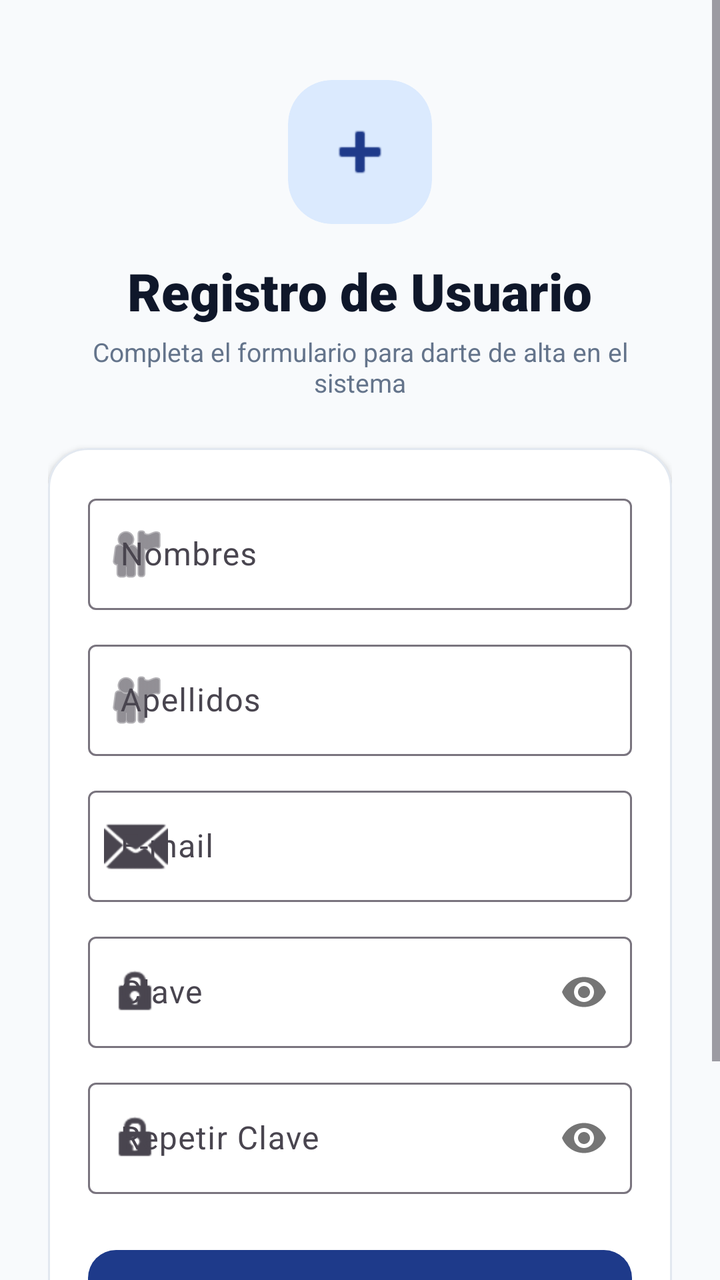
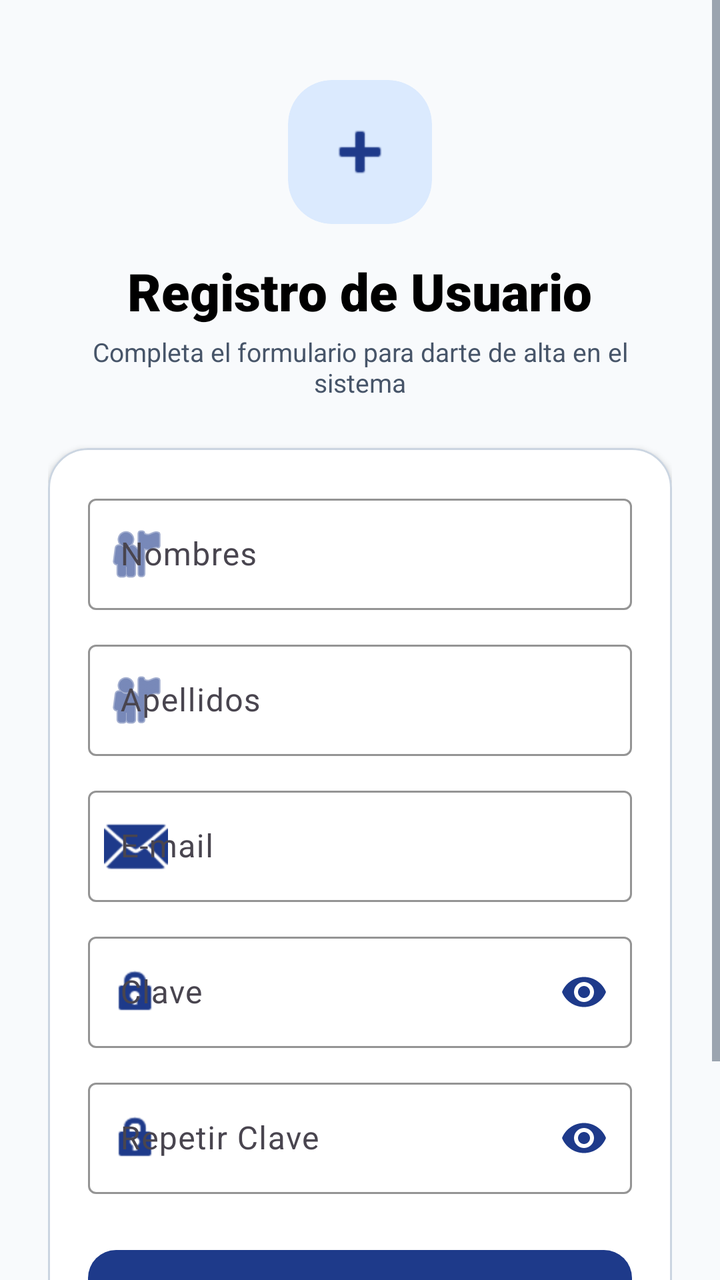

The first picture is an Android layout as it rendered before a commit; the second is the same layout after the commit. The layout source and the unified diff follow.
<!-- AndroidManifest.xml: application theme Theme.Evaluacion1 -->
<!-- res/layout/activity_registro_usuario.xml -->
<?xml version="1.0" encoding="utf-8"?>
<ScrollView xmlns:android="http://schemas.android.com/apk/res/android"
    xmlns:app="http://schemas.android.com/apk/res-auto"
    android:layout_width="match_parent"
    android:layout_height="match_parent"
    android:background="@color/background"
    android:fillViewport="true">

    <LinearLayout
        android:layout_width="match_parent"
        android:layout_height="wrap_content"
        android:orientation="vertical"
        android:padding="24dp"
        android:gravity="center_horizontal">

        <Space
            android:layout_width="match_parent"
            android:layout_height="16dp" />

        
        <com.google.android.material.card.MaterialCardView
            android:layout_width="72dp"
            android:layout_height="72dp"
            app:cardCornerRadius="22dp"
            app:cardElevation="0dp"
            app:cardBackgroundColor="@color/primary_container"
            app:strokeWidth="0dp">

            <ImageView
                android:layout_width="38dp"
                android:layout_height="38dp"
                android:layout_gravity="center"
                android:src="@android:drawable/ic_input_add"
                app:tint="@color/primary" />
        </com.google.android.material.card.MaterialCardView>

        <TextView
            android:layout_width="wrap_content"
            android:layout_height="wrap_content"
            android:text="Registro de Usuario"
            android:textColor="@color/text_primary"
            android:textSize="26sp"
            android:fontFamily="sans-serif-black"
            android:layout_marginTop="16dp" />

        <TextView
            android:layout_width="wrap_content"
            android:layout_height="wrap_content"
            android:text="Completa el formulario para darte de alta en el sistema"
            android:textColor="@color/text_secondary"
            android:textSize="13sp"
            android:textAlignment="center"
            android:layout_marginTop="4dp"
            android:layout_marginBottom="24dp" />

        
        <com.google.android.material.card.MaterialCardView
            android:layout_width="match_parent"
            android:layout_height="wrap_content"
            app:cardCornerRadius="20dp"
            app:cardElevation="2dp"
            app:cardBackgroundColor="@color/surface"
            app:strokeWidth="1dp"
            app:strokeColor="@color/outline_light">

            <LinearLayout
                android:layout_width="match_parent"
                android:layout_height="wrap_content"
                android:orientation="vertical"
                android:padding="20dp">

                
                <com.google.android.material.textfield.TextInputLayout
                    android:id="@+id/tilNombres"
                    style="@style/Widget.Material3.TextInputLayout.OutlinedBox"
                    android:layout_width="match_parent"
                    android:layout_height="wrap_content"
                    android:hint="Nombres"
                    app:startIconDrawable="@android:drawable/ic_menu_myplaces"
                    android:layout_marginBottom="12dp">

                    <com.google.android.material.textfield.TextInputEditText
                        android:id="@+id/etNombresRegistro"
                        android:layout_width="match_parent"
                        android:layout_height="wrap_content"
                        android:inputType="textPersonName|textCapWords" />
                </com.google.android.material.textfield.TextInputLayout>

                
                <com.google.android.material.textfield.TextInputLayout
                    android:id="@+id/tilApellidos"
                    style="@style/Widget.Material3.TextInputLayout.OutlinedBox"
                    android:layout_width="match_parent"
                    android:layout_height="wrap_content"
                    android:hint="Apellidos"
                    app:startIconDrawable="@android:drawable/ic_menu_myplaces"
                    android:layout_marginBottom="12dp">

                    <com.google.android.material.textfield.TextInputEditText
                        android:id="@+id/etApellidosRegistro"
                        android:layout_width="match_parent"
                        android:layout_height="wrap_content"
                        android:inputType="textPersonName|textCapWords" />
                </com.google.android.material.textfield.TextInputLayout>

                
                <com.google.android.material.textfield.TextInputLayout
                    android:id="@+id/tilCorreoRegistro"
                    style="@style/Widget.Material3.TextInputLayout.OutlinedBox"
                    android:layout_width="match_parent"
                    android:layout_height="wrap_content"
                    android:hint="E-mail"
                    app:startIconDrawable="@android:drawable/ic_dialog_email"
                    android:layout_marginBottom="12dp">

                    <com.google.android.material.textfield.TextInputEditText
                        android:id="@+id/etCorreoRegistro"
                        android:layout_width="match_parent"
                        android:layout_height="wrap_content"
                        android:inputType="textEmailAddress" />
                </com.google.android.material.textfield.TextInputLayout>

                
                <com.google.android.material.textfield.TextInputLayout
                    android:id="@+id/tilContrasenaRegistro"
                    style="@style/Widget.Material3.TextInputLayout.OutlinedBox"
                    android:layout_width="match_parent"
                    android:layout_height="wrap_content"
                    android:hint="Clave"
                    app:startIconDrawable="@android:drawable/ic_lock_idle_lock"
                    app:passwordToggleEnabled="true"
                    android:layout_marginBottom="12dp">

                    <com.google.android.material.textfield.TextInputEditText
                        android:id="@+id/etContrasenaRegistro"
                        android:layout_width="match_parent"
                        android:layout_height="wrap_content"
                        android:inputType="textPassword" />
                </com.google.android.material.textfield.TextInputLayout>

                
                <com.google.android.material.textfield.TextInputLayout
                    android:id="@+id/tilConfirmarContrasenaRegistro"
                    style="@style/Widget.Material3.TextInputLayout.OutlinedBox"
                    android:layout_width="match_parent"
                    android:layout_height="wrap_content"
                    android:hint="Repetir Clave"
                    app:startIconDrawable="@android:drawable/ic_lock_idle_lock"
                    app:passwordToggleEnabled="true"
                    android:layout_marginBottom="24dp">

                    <com.google.android.material.textfield.TextInputEditText
                        android:id="@+id/etConfirmarContrasenaRegistro"
                        android:layout_width="match_parent"
                        android:layout_height="wrap_content"
                        android:inputType="textPassword" />
                </com.google.android.material.textfield.TextInputLayout>

                
                <com.google.android.material.button.MaterialButton
                    android:id="@+id/btnRegistrar"
                    android:layout_width="match_parent"
                    android:layout_height="56dp"
                    android:text="Registrar"
                    android:textSize="16sp"
                    android:textStyle="bold"
                    app:cornerRadius="14dp"
                    app:backgroundTint="@color/primary" />
            </LinearLayout>
        </com.google.android.material.card.MaterialCardView>

        <Space
            android:layout_width="match_parent"
            android:layout_height="16dp" />

        <TextView
            android:id="@+id/tvVolverLogin"
            android:layout_width="wrap_content"
            android:layout_height="wrap_content"
            android:text="¿Ya tienes cuenta? Inicia sesión"
            android:textColor="@color/primary_light"
            android:textSize="14sp"
            android:textStyle="bold"
            android:padding="8dp" />

    </LinearLayout>
</ScrollView>
<!-- resources referenced by this layout -->
<resources>
  <color name="background">#F8FAFC</color>
  <color name="outline_light">#E2E8F0</color>
  <color name="primary">#1E3A8A</color>
  <color name="primary_container">#DBEAFE</color>
  <color name="primary_light">#3B82F6</color>
  <color name="surface">#FFFFFF</color>
  <color name="text_primary">#0F172A</color>
  <color name="text_secondary">#64748B</color>
  <style name="Theme.Evaluacion1" parent="Base.Theme.Evaluacion1" />
  <style name="Base.Theme.Evaluacion1" parent="Theme.Material3.DayNight.NoActionBar">
          
          <item name="colorPrimary">@color/primary</item>
          <item name="colorSecondary">@color/secondary</item>
          <item name="android:statusBarColor">@color/surface</item>
          <item name="android:windowLightStatusBar">true</item>
          <item name="android:colorBackground">@color/background</item>
      </style>
  <color name="secondary">#0D9488</color>
</resources>

<!-- the commit's change to res/layout/activity_registro_usuario.xml (unified diff, before → after) -->
@@ -38,7 +38,7 @@
             android:layout_width="wrap_content"
             android:layout_height="wrap_content"
             android:text="Registro de Usuario"
-            android:textColor="@color/text_primary"
+            android:textColor="@color/black"
             android:textSize="26sp"
             android:fontFamily="sans-serif-black"
             android:layout_marginTop="16dp" />
@@ -77,13 +77,17 @@
                     android:layout_height="wrap_content"
                     android:hint="Nombres"
                     app:startIconDrawable="@android:drawable/ic_menu_myplaces"
+                    app:startIconTint="@color/primary"
+                    app:boxStrokeColor="@color/primary"
                     android:layout_marginBottom="12dp">
 
                     <com.google.android.material.textfield.TextInputEditText
                         android:id="@+id/etNombresRegistro"
                         android:layout_width="match_parent"
                         android:layout_height="wrap_content"
-                        android:inputType="textPersonName|textCapWords" />
+                        android:inputType="textPersonName|textCapWords"
+                        android:textColor="@color/black"
+                        android:textColorHint="@color/text_muted" />
                 </com.google.android.material.textfield.TextInputLayout>
 
                 
@@ -94,13 +98,17 @@
                     android:layout_height="wrap_content"
                     android:hint="Apellidos"
                     app:startIconDrawable="@android:drawable/ic_menu_myplaces"
+                    app:startIconTint="@color/primary"
+                    app:boxStrokeColor="@color/primary"
                     android:layout_marginBottom="12dp">
 
                     <com.google.android.material.textfield.TextInputEditText
                         android:id="@+id/etApellidosRegistro"
                         android:layout_width="match_parent"
                         android:layout_height="wrap_content"
-                        android:inputType="textPersonName|textCapWords" />
+                        android:inputType="textPersonName|textCapWords"
+                        android:textColor="@color/black"
+                        android:textColorHint="@color/text_muted" />
                 </com.google.android.material.textfield.TextInputLayout>
 
                 
@@ -111,13 +119,17 @@
                     android:layout_height="wrap_content"
                     android:hint="E-mail"
                     app:startIconDrawable="@android:drawable/ic_dialog_email"
+                    app:startIconTint="@color/primary"
+                    app:boxStrokeColor="@color/primary"
                     android:layout_marginBottom="12dp">
 
                     <com.google.android.material.textfield.TextInputEditText
                         android:id="@+id/etCorreoRegistro"
                         android:layout_width="match_parent"
                         android:layout_height="wrap_content"
-                        android:inputType="textEmailAddress" />
+                        android:inputType="textEmailAddress"
+                        android:textColor="@color/black"
+                        android:textColorHint="@color/text_muted" />
                 </com.google.android.material.textfield.TextInputLayout>
 
                 
@@ -128,14 +140,19 @@
                     android:layout_height="wrap_content"
                     android:hint="Clave"
                     app:startIconDrawable="@android:drawable/ic_lock_idle_lock"
-                    app:passwordToggleEnabled="true"
+                    app:startIconTint="@color/primary"
+                    app:endIconMode="password_toggle"
+                    app:endIconTint="@color/primary"
+                    app:boxStrokeColor="@color/primary"
                     android:layout_marginBottom="12dp">
 
                     <com.google.android.material.textfield.TextInputEditText
                         android:id="@+id/etContrasenaRegistro"
                         android:layout_width="match_parent"
                         android:layout_height="wrap_content"
-                        android:inputType="textPassword" />
+                        android:inputType="textPassword"
+                        android:textColor="@color/black"
+                        android:textColorHint="@color/text_muted" />
                 </com.google.android.material.textfield.TextInputLayout>
 
                 
@@ -146,14 +163,19 @@
                     android:layout_height="wrap_content"
                     android:hint="Repetir Clave"
                     app:startIconDrawable="@android:drawable/ic_lock_idle_lock"
-                    app:passwordToggleEnabled="true"
+                    app:startIconTint="@color/primary"
+                    app:endIconMode="password_toggle"
+                    app:endIconTint="@color/primary"
+                    app:boxStrokeColor="@color/primary"
                     android:layout_marginBottom="24dp">
 
                     <com.google.android.material.textfield.TextInputEditText
                         android:id="@+id/etConfirmarContrasenaRegistro"
                         android:layout_width="match_parent"
                         android:layout_height="wrap_content"
-                        android:inputType="textPassword" />
+                        android:inputType="textPassword"
+                        android:textColor="@color/black"
+                        android:textColorHint="@color/text_muted" />
                 </com.google.android.material.textfield.TextInputLayout>
 
                 
@@ -164,6 +186,7 @@
                     android:text="Registrar"
                     android:textSize="16sp"
                     android:textStyle="bold"
+                    android:textColor="@color/white"
                     app:cornerRadius="14dp"
                     app:backgroundTint="@color/primary" />
             </LinearLayout>
<!-- resource entries referenced after the edit -->
@@ -1,22 +1,37 @@
 <!-- resources referenced by this layout -->
 <resources>
   <color name="background">#F8FAFC</color>
-  <color name="outline_light">#E2E8F0</color>
+  <color name="black">#FF000000</color>
+  <color name="outline_light">#CBD5E1</color>
   <color name="primary">#1E3A8A</color>
   <color name="primary_container">#DBEAFE</color>
-  <color name="primary_light">#3B82F6</color>
+  <color name="primary_light">#2563EB</color>
   <color name="surface">#FFFFFF</color>
+  <color name="text_muted">#64748B</color>
   <color name="text_primary">#0F172A</color>
-  <color name="text_secondary">#64748B</color>
+  <color name="text_secondary">#475569</color>
+  <color name="white">#FFFFFFFF</color>
   <style name="Theme.Evaluacion1" parent="Base.Theme.Evaluacion1" />
   <style name="Base.Theme.Evaluacion1" parent="Theme.Material3.DayNight.NoActionBar">
           
           <item name="colorPrimary">@color/primary</item>
+          <item name="colorOnPrimary">@color/white</item>
+          <item name="colorPrimaryContainer">@color/primary_container</item>
+          <item name="colorOnPrimaryContainer">@color/on_primary_container</item>
+          
           <item name="colorSecondary">@color/secondary</item>
+          <item name="colorOnSecondary">@color/white</item>
+          
           <item name="android:statusBarColor">@color/surface</item>
           <item name="android:windowLightStatusBar">true</item>
           <item name="android:colorBackground">@color/background</item>
+          
+          
+          <item name="editTextColor">@color/black</item>
+          <item name="android:textColorPrimary">@color/text_primary</item>
+          <item name="android:textColorSecondary">@color/text_secondary</item>
       </style>
+  <color name="on_primary_container">#1E3A8A</color>
   <color name="secondary">#0D9488</color>
 </resources>
 
